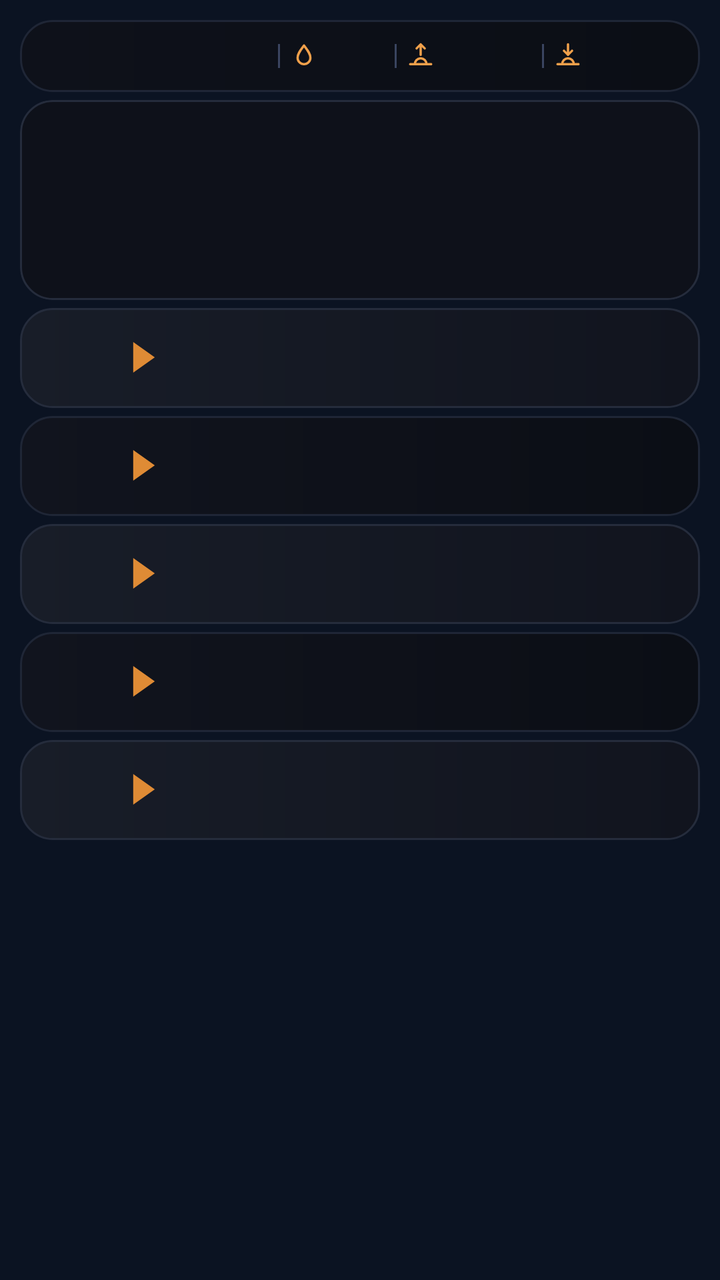
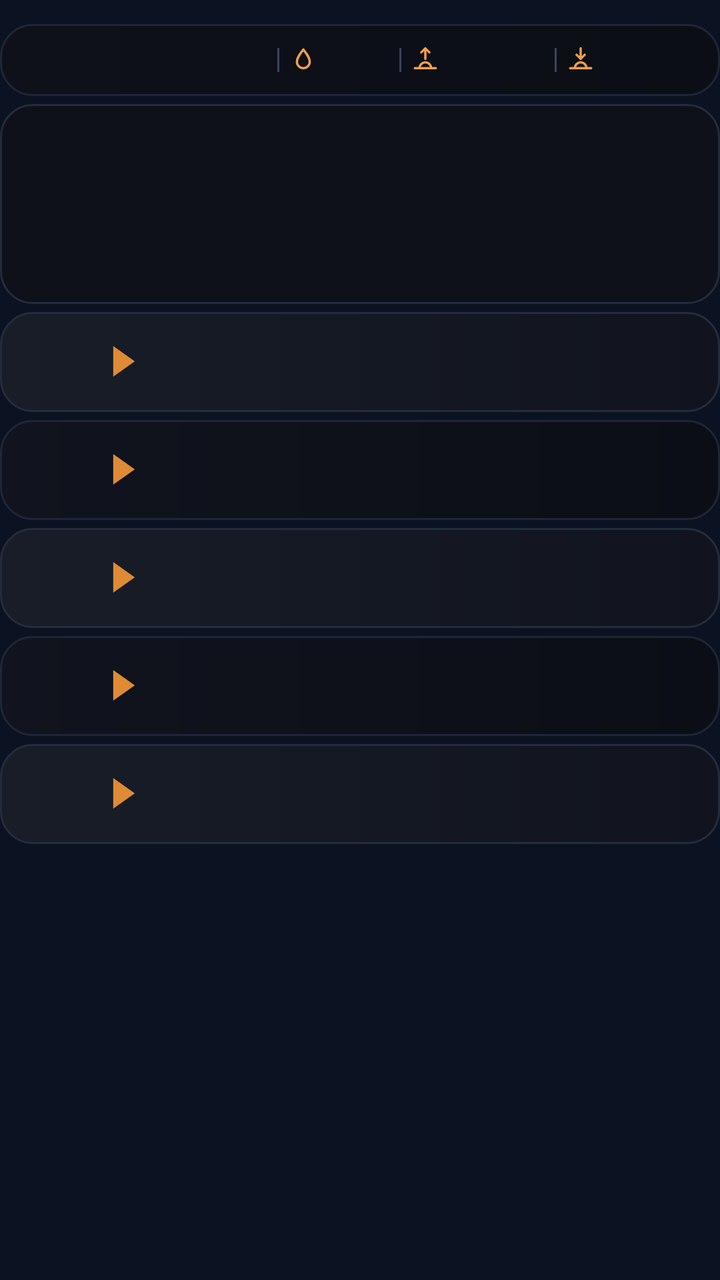

Screens rendered from an Android XML layout before and after an edit, with the pre-edit source and the edit as a unified diff.
<!-- AndroidManifest.xml: application theme AppTheme -->
<!-- res/layout/widget_k5.xml -->
<?xml version="1.0" encoding="utf-8"?>
<FrameLayout xmlns:android="http://schemas.android.com/apk/res/android"
    android:id="@+id/root"
    android:layout_width="match_parent"
    android:layout_height="match_parent"
    android:padding="10dp">

    <LinearLayout
        android:layout_width="match_parent"
        android:layout_height="wrap_content"
        android:orientation="vertical">
        <LinearLayout
            android:layout_width="match_parent"
            android:layout_height="36dp"
            android:orientation="horizontal"
            android:gravity="center"
            android:background="@drawable/cur_header"
            android:paddingStart="10dp"
            android:paddingEnd="10dp">
            <ImageView
                android:id="@+id/hdr_feels"
                android:layout_width="0dp"
                android:layout_height="18dp"
                android:layout_weight="15"
                android:scaleType="fitCenter" />
            <ImageView
                android:id="@+id/sep0"
                android:layout_width="1dp"
                android:layout_height="12dp"
                android:src="@drawable/cur_sep"
                android:layout_marginStart="5dp"
                android:layout_marginEnd="5dp"
                android:scaleType="fitXY" />
            <ImageView
                android:id="@+id/ic0"
                android:layout_width="14dp"
                android:layout_height="14dp"
                android:src="@drawable/ic_drop"
                android:scaleType="fitCenter" />
            <ImageView
                android:id="@+id/hdr_hum"
                android:layout_width="0dp"
                android:layout_height="18dp"
                android:layout_weight="4"
                android:layout_marginStart="3dp"
                android:scaleType="fitStart" />
            <ImageView
                android:id="@+id/sep1"
                android:layout_width="1dp"
                android:layout_height="12dp"
                android:src="@drawable/cur_sep"
                android:layout_marginStart="5dp"
                android:layout_marginEnd="5dp"
                android:scaleType="fitXY" />
            <ImageView
                android:id="@+id/ic1"
                android:layout_width="14dp"
                android:layout_height="14dp"
                android:src="@drawable/ic_sunrise"
                android:scaleType="fitCenter" />
            <ImageView
                android:id="@+id/hdr_rise"
                android:layout_width="0dp"
                android:layout_height="18dp"
                android:layout_weight="6"
                android:layout_marginStart="3dp"
                android:scaleType="fitStart" />
            <ImageView
                android:id="@+id/sep2"
                android:layout_width="1dp"
                android:layout_height="12dp"
                android:src="@drawable/cur_sep"
                android:layout_marginStart="5dp"
                android:layout_marginEnd="5dp"
                android:scaleType="fitXY" />
            <ImageView
                android:id="@+id/ic2"
                android:layout_width="14dp"
                android:layout_height="14dp"
                android:src="@drawable/ic_sunset"
                android:scaleType="fitCenter" />
            <ImageView
                android:id="@+id/hdr_set"
                android:layout_width="0dp"
                android:layout_height="18dp"
                android:layout_weight="6"
                android:layout_marginStart="3dp"
                android:scaleType="fitStart" />
        </LinearLayout>
        <LinearLayout
            android:layout_width="match_parent"
            android:layout_height="100dp"
            android:orientation="horizontal"
            android:layout_marginTop="4dp"
            android:background="@drawable/cur_clocks"
            android:clipToOutline="true"
            android:padding="1dp">
            <FrameLayout
                android:layout_width="0dp"
                android:layout_height="match_parent"
                android:layout_weight="1">
                <ImageView
                    android:id="@+id/clk_bg_0"
                    android:layout_width="match_parent"
                    android:layout_height="match_parent"
                    android:scaleType="fitXY" />
                <LinearLayout
                    android:layout_width="match_parent"
                    android:layout_height="match_parent"
                    android:orientation="vertical"
                    android:gravity="center"
                    android:paddingStart="2dp"
                    android:paddingEnd="2dp">
                    <ImageView
                        android:id="@+id/clk_day_0"
                        android:layout_width="match_parent"
                        android:layout_height="16dp"
                        android:scaleType="fitCenter" />
                    <ImageView
                        android:id="@+id/clk_time_0"
                        android:layout_width="match_parent"
                        android:layout_height="30dp"
                        android:scaleType="fitCenter" />
                    <ImageView
                        android:id="@+id/clk_city_0"
                        android:layout_width="match_parent"
                        android:layout_height="17dp"
                        android:scaleType="fitCenter" />
                </LinearLayout>
            </FrameLayout>
            <FrameLayout
                android:layout_width="0dp"
                android:layout_height="match_parent"
                android:layout_weight="1">
                <ImageView
                    android:id="@+id/clk_bg_1"
                    android:layout_width="match_parent"
                    android:layout_height="match_parent"
                    android:scaleType="fitXY" />
                <LinearLayout
                    android:layout_width="match_parent"
                    android:layout_height="match_parent"
                    android:orientation="vertical"
                    android:gravity="center"
                    android:paddingStart="2dp"
                    android:paddingEnd="2dp">
                    <ImageView
                        android:id="@+id/clk_day_1"
                        android:layout_width="match_parent"
                        android:layout_height="16dp"
                        android:scaleType="fitCenter" />
                    <ImageView
                        android:id="@+id/clk_time_1"
                        android:layout_width="match_parent"
                        android:layout_height="30dp"
                        android:scaleType="fitCenter" />
                    <ImageView
                        android:id="@+id/clk_city_1"
                        android:layout_width="match_parent"
                        android:layout_height="17dp"
                        android:scaleType="fitCenter" />
                </LinearLayout>
            </FrameLayout>
            <FrameLayout
                android:layout_width="0dp"
                android:layout_height="match_parent"
                android:layout_weight="1">
                <ImageView
                    android:id="@+id/clk_bg_2"
                    android:layout_width="match_parent"
                    android:layout_height="match_parent"
                    android:scaleType="fitXY" />
                <LinearLayout
                    android:layout_width="match_parent"
                    android:layout_height="match_parent"
                    android:orientation="vertical"
                    android:gravity="center"
                    android:paddingStart="2dp"
                    android:paddingEnd="2dp">
                    <ImageView
                        android:id="@+id/clk_day_2"
                        android:layout_width="match_parent"
                        android:layout_height="16dp"
                        android:scaleType="fitCenter" />
                    <ImageView
                        android:id="@+id/clk_time_2"
                        android:layout_width="match_parent"
                        android:layout_height="30dp"
                        android:scaleType="fitCenter" />
                    <ImageView
                        android:id="@+id/clk_city_2"
                        android:layout_width="match_parent"
                        android:layout_height="17dp"
                        android:scaleType="fitCenter" />
                </LinearLayout>
            </FrameLayout>
            <FrameLayout
                android:layout_width="0dp"
                android:layout_height="match_parent"
                android:layout_weight="1">
                <ImageView
                    android:id="@+id/clk_bg_3"
                    android:layout_width="match_parent"
                    android:layout_height="match_parent"
                    android:scaleType="fitXY" />
                <LinearLayout
                    android:layout_width="match_parent"
                    android:layout_height="match_parent"
                    android:orientation="vertical"
                    android:gravity="center"
                    android:paddingStart="2dp"
                    android:paddingEnd="2dp">
                    <ImageView
                        android:id="@+id/clk_day_3"
                        android:layout_width="match_parent"
                        android:layout_height="16dp"
                        android:scaleType="fitCenter" />
                    <ImageView
                        android:id="@+id/clk_time_3"
                        android:layout_width="match_parent"
                        android:layout_height="30dp"
                        android:scaleType="fitCenter" />
                    <ImageView
                        android:id="@+id/clk_city_3"
                        android:layout_width="match_parent"
                        android:layout_height="17dp"
                        android:scaleType="fitCenter" />
                </LinearLayout>
            </FrameLayout>
        </LinearLayout>
        <LinearLayout
            android:layout_width="match_parent"
            android:layout_height="50dp"
            android:orientation="horizontal"
            android:gravity="center_vertical"
            android:layout_marginTop="4dp"
            android:background="@drawable/cur_row_light"
            android:paddingStart="10dp"
            android:paddingEnd="10dp">
            <LinearLayout
                android:layout_width="wrap_content"
                android:layout_height="wrap_content"
                android:orientation="horizontal"
                android:gravity="center_vertical">
                <ImageView
                    android:id="@+id/fl_a_0"
                    android:layout_width="32dp"
                    android:layout_height="27dp"
                    android:scaleType="fitCenter" />
                <ImageView
                    android:id="@+id/code_a_0"
                    android:layout_width="wrap_content"
                    android:layout_height="22dp"
                    android:adjustViewBounds="true"
                    android:layout_marginStart="6dp"
                    android:scaleType="fitStart" />
                <ImageView
                    android:id="@+id/arrow_0"
                    android:layout_width="12dp"
                    android:layout_height="16dp"
                    android:src="@drawable/cur_arrow"
                    android:layout_marginStart="8dp"
                    android:layout_marginEnd="10dp"
                    android:scaleType="fitCenter" />
                <ImageView
                    android:id="@+id/fl_b_0"
                    android:layout_width="32dp"
                    android:layout_height="27dp"
                    android:scaleType="fitCenter" />
                <ImageView
                    android:id="@+id/code_b_0"
                    android:layout_width="wrap_content"
                    android:layout_height="22dp"
                    android:adjustViewBounds="true"
                    android:layout_marginStart="6dp"
                    android:scaleType="fitStart" />
            </LinearLayout>
            <FrameLayout
                android:layout_width="0dp"
                android:layout_height="1dp"
                android:layout_weight="1" />
            <LinearLayout
                android:layout_width="108dp"
                android:layout_height="wrap_content"
                android:orientation="vertical"
                android:layout_marginStart="6dp">
                <LinearLayout
                    android:layout_width="match_parent"
                    android:layout_height="wrap_content"
                    android:orientation="horizontal"
                    android:gravity="center_vertical">
                    <ImageView
                        android:id="@+id/mkt_lbl_0"
                        android:layout_width="40dp"
                        android:layout_height="14dp"
                        android:scaleType="fitStart" />
                    <ImageView
                        android:id="@+id/mkt_val_0"
                        android:layout_width="0dp"
                        android:layout_height="20dp"
                        android:layout_weight="1"
                        android:scaleType="fitEnd" />
                </LinearLayout>
                <LinearLayout
                    android:layout_width="match_parent"
                    android:layout_height="wrap_content"
                    android:orientation="horizontal"
                    android:gravity="center_vertical"
                    android:layout_marginTop="2dp">
                    <ImageView
                        android:id="@+id/visa_logo_0"
                        android:layout_width="40dp"
                        android:layout_height="20dp"
                        android:scaleType="fitStart" />
                    <ImageView
                        android:id="@+id/visa_val_0"
                        android:layout_width="0dp"
                        android:layout_height="17dp"
                        android:layout_weight="1"
                        android:scaleType="fitEnd" />
                </LinearLayout>
            </LinearLayout>
        </LinearLayout>
        <LinearLayout
            android:layout_width="match_parent"
            android:layout_height="50dp"
            android:orientation="horizontal"
            android:gravity="center_vertical"
            android:layout_marginTop="4dp"
            android:background="@drawable/cur_row_dark"
            android:paddingStart="10dp"
            android:paddingEnd="10dp">
            <LinearLayout
                android:layout_width="wrap_content"
                android:layout_height="wrap_content"
                android:orientation="horizontal"
                android:gravity="center_vertical">
                <ImageView
                    android:id="@+id/fl_a_1"
                    android:layout_width="32dp"
                    android:layout_height="27dp"
                    android:scaleType="fitCenter" />
                <ImageView
                    android:id="@+id/code_a_1"
                    android:layout_width="wrap_content"
                    android:layout_height="22dp"
                    android:adjustViewBounds="true"
                    android:layout_marginStart="6dp"
                    android:scaleType="fitStart" />
                <ImageView
                    android:id="@+id/arrow_1"
                    android:layout_width="12dp"
                    android:layout_height="16dp"
                    android:src="@drawable/cur_arrow"
                    android:layout_marginStart="8dp"
                    android:layout_marginEnd="10dp"
                    android:scaleType="fitCenter" />
                <ImageView
                    android:id="@+id/fl_b_1"
                    android:layout_width="32dp"
                    android:layout_height="27dp"
                    android:scaleType="fitCenter" />
                <ImageView
                    android:id="@+id/code_b_1"
                    android:layout_width="wrap_content"
                    android:layout_height="22dp"
                    android:adjustViewBounds="true"
                    android:layout_marginStart="6dp"
                    android:scaleType="fitStart" />
            </LinearLayout>
            <FrameLayout
                android:layout_width="0dp"
                android:layout_height="1dp"
                android:layout_weight="1" />
            <LinearLayout
                android:layout_width="108dp"
                android:layout_height="wrap_content"
                android:orientation="vertical"
                android:layout_marginStart="6dp">
                <LinearLayout
                    android:layout_width="match_parent"
                    android:layout_height="wrap_content"
                    android:orientation="horizontal"
                    android:gravity="center_vertical">
                    <ImageView
                        android:id="@+id/mkt_lbl_1"
                        android:layout_width="40dp"
                        android:layout_height="14dp"
                        android:scaleType="fitStart" />
                    <ImageView
                        android:id="@+id/mkt_val_1"
                        android:layout_width="0dp"
                        android:layout_height="20dp"
                        android:layout_weight="1"
                        android:scaleType="fitEnd" />
                </LinearLayout>
                <LinearLayout
                    android:layout_width="match_parent"
                    android:layout_height="wrap_content"
                    android:orientation="horizontal"
                    android:gravity="center_vertical"
                    android:layout_marginTop="2dp">
                    <ImageView
                        android:id="@+id/visa_logo_1"
                        android:layout_width="40dp"
                        android:layout_height="20dp"
                        android:scaleType="fitStart" />
                    <ImageView
                        android:id="@+id/visa_val_1"
                        android:layout_width="0dp"
                        android:layout_height="17dp"
                        android:layout_weight="1"
                        android:scaleType="fitEnd" />
                </LinearLayout>
            </LinearLayout>
        </LinearLayout>
        <LinearLayout
            android:layout_width="match_parent"
            android:layout_height="50dp"
            android:orientation="horizontal"
            android:gravity="center_vertical"
            android:layout_marginTop="4dp"
            android:background="@drawable/cur_row_light"
            android:paddingStart="10dp"
            android:paddingEnd="10dp">
            <LinearLayout
                android:layout_width="wrap_content"
                android:layout_height="wrap_content"
                android:orientation="horizontal"
                android:gravity="center_vertical">
                <ImageView
                    android:id="@+id/fl_a_2"
                    android:layout_width="32dp"
                    android:layout_height="27dp"
                    android:scaleType="fitCenter" />
                <ImageView
                    android:id="@+id/code_a_2"
                    android:layout_width="wrap_content"
                    android:layout_height="22dp"
                    android:adjustViewBounds="true"
                    android:layout_marginStart="6dp"
                    android:scaleType="fitStart" />
                <ImageView
                    android:id="@+id/arrow_2"
                    android:layout_width="12dp"
                    android:layout_height="16dp"
                    android:src="@drawable/cur_arrow"
                    android:layout_marginStart="8dp"
                    android:layout_marginEnd="10dp"
                    android:scaleType="fitCenter" />
                <ImageView
                    android:id="@+id/fl_b_2"
                    android:layout_width="32dp"
                    android:layout_height="27dp"
                    android:scaleType="fitCenter" />
                <ImageView
                    android:id="@+id/code_b_2"
                    android:layout_width="wrap_content"
                    android:layout_height="22dp"
                    android:adjustViewBounds="true"
                    android:layout_marginStart="6dp"
                    android:scaleType="fitStart" />
            </LinearLayout>
            <FrameLayout
                android:layout_width="0dp"
                android:layout_height="1dp"
                android:layout_weight="1" />
            <LinearLayout
                android:layout_width="108dp"
                android:layout_height="wrap_content"
                android:orientation="vertical"
                android:layout_marginStart="6dp">
                <LinearLayout
                    android:layout_width="match_parent"
                    android:layout_height="wrap_content"
                    android:orientation="horizontal"
                    android:gravity="center_vertical">
                    <ImageView
                        android:id="@+id/mkt_lbl_2"
                        android:layout_width="40dp"
                        android:layout_height="14dp"
                        android:scaleType="fitStart" />
                    <ImageView
                        android:id="@+id/mkt_val_2"
                        android:layout_width="0dp"
                        android:layout_height="20dp"
                        android:layout_weight="1"
                        android:scaleType="fitEnd" />
                </LinearLayout>
                <LinearLayout
                    android:layout_width="match_parent"
                    android:layout_height="wrap_content"
                    android:orientation="horizontal"
                    android:gravity="center_vertical"
                    android:layout_marginTop="2dp">
                    <ImageView
                        android:id="@+id/visa_logo_2"
                        android:layout_width="40dp"
                        android:layout_height="20dp"
                        android:scaleType="fitStart" />
                    <ImageView
                        android:id="@+id/visa_val_2"
                        android:layout_width="0dp"
                        android:layout_height="17dp"
                        android:layout_weight="1"
                        android:scaleType="fitEnd" />
                </LinearLayout>
            </LinearLayout>
        </LinearLayout>
        <LinearLayout
            android:layout_width="match_parent"
            android:layout_height="50dp"
            android:orientation="horizontal"
            android:gravity="center_vertical"
            android:layout_marginTop="4dp"
            android:background="@drawable/cur_row_dark"
            android:paddingStart="10dp"
            android:paddingEnd="10dp">
            <LinearLayout
                android:layout_width="wrap_content"
                android:layout_height="wrap_content"
                android:orientation="horizontal"
                android:gravity="center_vertical">
                <ImageView
                    android:id="@+id/fl_a_3"
                    android:layout_width="32dp"
                    android:layout_height="27dp"
                    android:scaleType="fitCenter" />
                <ImageView
                    android:id="@+id/code_a_3"
                    android:layout_width="wrap_content"
                    android:layout_height="22dp"
                    android:adjustViewBounds="true"
                    android:layout_marginStart="6dp"
                    android:scaleType="fitStart" />
                <ImageView
                    android:id="@+id/arrow_3"
                    android:layout_width="12dp"
                    android:layout_height="16dp"
                    android:src="@drawable/cur_arrow"
                    android:layout_marginStart="8dp"
                    android:layout_marginEnd="10dp"
                    android:scaleType="fitCenter" />
                <ImageView
                    android:id="@+id/fl_b_3"
                    android:layout_width="32dp"
                    android:layout_height="27dp"
                    android:scaleType="fitCenter" />
                <ImageView
                    android:id="@+id/code_b_3"
                    android:layout_width="wrap_content"
                    android:layout_height="22dp"
                    android:adjustViewBounds="true"
                    android:layout_marginStart="6dp"
                    android:scaleType="fitStart" />
            </LinearLayout>
            <FrameLayout
                android:layout_width="0dp"
                android:layout_height="1dp"
                android:layout_weight="1" />
            <LinearLayout
                android:layout_width="108dp"
                android:layout_height="wrap_content"
                android:orientation="vertical"
                android:layout_marginStart="6dp">
                <LinearLayout
                    android:layout_width="match_parent"
                    android:layout_height="wrap_content"
                    android:orientation="horizontal"
                    android:gravity="center_vertical">
                    <ImageView
                        android:id="@+id/mkt_lbl_3"
                        android:layout_width="40dp"
                        android:layout_height="14dp"
                        android:scaleType="fitStart" />
                    <ImageView
                        android:id="@+id/mkt_val_3"
                        android:layout_width="0dp"
                        android:layout_height="20dp"
                        android:layout_weight="1"
                        android:scaleType="fitEnd" />
                </LinearLayout>
                <LinearLayout
                    android:layout_width="match_parent"
                    android:layout_height="wrap_content"
                    android:orientation="horizontal"
                    android:gravity="center_vertical"
                    android:layout_marginTop="2dp">
                    <ImageView
                        android:id="@+id/visa_logo_3"
                        android:layout_width="40dp"
                        android:layout_height="20dp"
                        android:scaleType="fitStart" />
                    <ImageView
                        android:id="@+id/visa_val_3"
                        android:layout_width="0dp"
                        android:layout_height="17dp"
                        android:layout_weight="1"
                        android:scaleType="fitEnd" />
                </LinearLayout>
            </LinearLayout>
        </LinearLayout>
        <LinearLayout
            android:layout_width="match_parent"
            android:layout_height="50dp"
            android:orientation="horizontal"
            android:gravity="center_vertical"
            android:layout_marginTop="4dp"
            android:background="@drawable/cur_row_light"
            android:paddingStart="10dp"
            android:paddingEnd="10dp">
            <LinearLayout
                android:layout_width="wrap_content"
                android:layout_height="wrap_content"
                android:orientation="horizontal"
                android:gravity="center_vertical">
                <ImageView
                    android:id="@+id/fl_a_4"
                    android:layout_width="32dp"
                    android:layout_height="27dp"
                    android:scaleType="fitCenter" />
                <ImageView
                    android:id="@+id/code_a_4"
                    android:layout_width="wrap_content"
                    android:layout_height="22dp"
                    android:adjustViewBounds="true"
                    android:layout_marginStart="6dp"
                    android:scaleType="fitStart" />
                <ImageView
                    android:id="@+id/arrow_4"
                    android:layout_width="12dp"
                    android:layout_height="16dp"
                    android:src="@drawable/cur_arrow"
                    android:layout_marginStart="8dp"
                    android:layout_marginEnd="10dp"
                    android:scaleType="fitCenter" />
                <ImageView
                    android:id="@+id/fl_b_4"
                    android:layout_width="32dp"
                    android:layout_height="27dp"
                    android:scaleType="fitCenter" />
                <ImageView
                    android:id="@+id/code_b_4"
                    android:layout_width="wrap_content"
                    android:layout_height="22dp"
                    android:adjustViewBounds="true"
                    android:layout_marginStart="6dp"
                    android:scaleType="fitStart" />
            </LinearLayout>
            <FrameLayout
                android:layout_width="0dp"
                android:layout_height="1dp"
                android:layout_weight="1" />
            <LinearLayout
                android:layout_width="108dp"
                android:layout_height="wrap_content"
                android:orientation="vertical"
                android:layout_marginStart="6dp">
                <LinearLayout
                    android:layout_width="match_parent"
                    android:layout_height="wrap_content"
                    android:orientation="horizontal"
                    android:gravity="center_vertical">
                    <ImageView
                        android:id="@+id/mkt_lbl_4"
                        android:layout_width="40dp"
                        android:layout_height="14dp"
                        android:scaleType="fitStart" />
                    <ImageView
                        android:id="@+id/mkt_val_4"
                        android:layout_width="0dp"
                        android:layout_height="20dp"
                        android:layout_weight="1"
                        android:scaleType="fitEnd" />
                </LinearLayout>
                <LinearLayout
                    android:layout_width="match_parent"
                    android:layout_height="wrap_content"
                    android:orientation="horizontal"
                    android:gravity="center_vertical"
                    android:layout_marginTop="2dp">
                    <ImageView
                        android:id="@+id/visa_logo_4"
                        android:layout_width="40dp"
                        android:layout_height="20dp"
                        android:scaleType="fitStart" />
                    <ImageView
                        android:id="@+id/visa_val_4"
                        android:layout_width="0dp"
                        android:layout_height="17dp"
                        android:layout_weight="1"
                        android:scaleType="fitEnd" />
                </LinearLayout>
            </LinearLayout>
        </LinearLayout>
    </LinearLayout>
</FrameLayout>
<!-- resources referenced by this layout -->
<resources>
  <!-- drawable cur_arrow (drawable) -->
  <?xml version="1.0" encoding="utf-8"?>
  <vector xmlns:android="http://schemas.android.com/apk/res/android" android:width="20dp" android:height="26dp" android:viewportWidth="20" android:viewportHeight="26">
      <path android:fillColor="#FFDF8B35" android:pathData="M1,0L1,26L19,13Z" />
  </vector>
  <!-- drawable cur_clocks (drawable) -->
  <?xml version="1.0" encoding="utf-8"?>
  <shape xmlns:android="http://schemas.android.com/apk/res/android" android:shape="rectangle">
      <gradient android:angle="0" android:startColor="#FF0E111A" android:endColor="#FF0E111A" />
      <stroke android:width="1dp" android:color="#FF252C3C" />
      <corners android:radius="@dimen/widget_radius" />
  </shape>
  <!-- drawable cur_header (drawable) -->
  <?xml version="1.0" encoding="utf-8"?>
  <shape xmlns:android="http://schemas.android.com/apk/res/android" android:shape="rectangle">
      <gradient android:angle="0" android:startColor="#FF0E111A" android:endColor="#FF0B0E15" />
      <stroke android:width="1dp" android:color="#FF1F2636" />
      <corners android:radius="@dimen/widget_radius" />
  </shape>
  <!-- drawable cur_row_dark (drawable) -->
  <?xml version="1.0" encoding="utf-8"?>
  <shape xmlns:android="http://schemas.android.com/apk/res/android" android:shape="rectangle">
      <gradient android:angle="0" android:startColor="#FF11141E" android:endColor="#FF0B0E15" />
      <stroke android:width="1dp" android:color="#FF1F2636" />
      <corners android:radius="@dimen/widget_radius" />
  </shape>
  <!-- drawable cur_row_light (drawable) -->
  <?xml version="1.0" encoding="utf-8"?>
  <shape xmlns:android="http://schemas.android.com/apk/res/android" android:shape="rectangle">
      <gradient android:angle="0" android:startColor="#FF181D28" android:endColor="#FF11141E" />
      <stroke android:width="1dp" android:color="#FF252C3C" />
      <corners android:radius="@dimen/widget_radius" />
  </shape>
  <!-- drawable cur_sep (drawable) -->
  <?xml version="1.0" encoding="utf-8"?>
  <shape xmlns:android="http://schemas.android.com/apk/res/android" android:shape="rectangle"><solid android:color="#FF3A4560" /></shape>
  <!-- drawable ic_drop (drawable) -->
  <?xml version="1.0" encoding="utf-8"?>
  <vector xmlns:android="http://schemas.android.com/apk/res/android" android:width="24dp" android:height="24dp" android:viewportWidth="24" android:viewportHeight="24">
      <path android:strokeColor="#FFF0A04B" android:strokeWidth="2" android:strokeLineJoin="round" android:fillColor="#00000000"
          android:pathData="M12,3C15,7 17.5,10 17.5,13.5A5.5,5.5 0,0 1,6.5 13.5C6.5,10 9,7 12,3Z" />
  </vector>
  <!-- drawable ic_sunset (drawable) -->
  <?xml version="1.0" encoding="utf-8"?>
  <vector xmlns:android="http://schemas.android.com/apk/res/android" android:width="24dp" android:height="24dp" android:viewportWidth="24" android:viewportHeight="24">
      <path android:strokeColor="#FFF0A04B" android:strokeWidth="2" android:strokeLineCap="round" android:strokeLineJoin="round" android:fillColor="#00000000"
          android:pathData="M3,19L21,19M7,19A5,5 0,0 1,17 19M12,2L12,11M8.5,7.5L12,11L15.5,7.5" />
  </vector>
  <style name="AppTheme" parent="@android:style/Theme.DeviceDefault.NoActionBar">
          <item name="android:colorAccent">#DF8B35</item>
          <item name="android:colorControlActivated">#DF8B35</item>
          <item name="android:windowBackground">#0B1322</item>
          <item name="android:statusBarColor">#0E111A</item>
          <item name="android:navigationBarColor">#0B1322</item>
          <item name="android:textColorHint">#718096</item>
      </style>
  <dimen name="widget_radius">16dp</dimen>
  <!-- unchanged entries left out for length: 1 -->
</resources>

<!-- the commit's change to res/layout/widget_k5.xml (unified diff, before → after) -->
@@ -3,7 +3,8 @@
     android:id="@+id/root"
     android:layout_width="match_parent"
     android:layout_height="match_parent"
-    android:padding="10dp">
+    android:paddingTop="12dp"
+    android:paddingBottom="12dp">
 
     <LinearLayout
         android:layout_width="match_parent"
